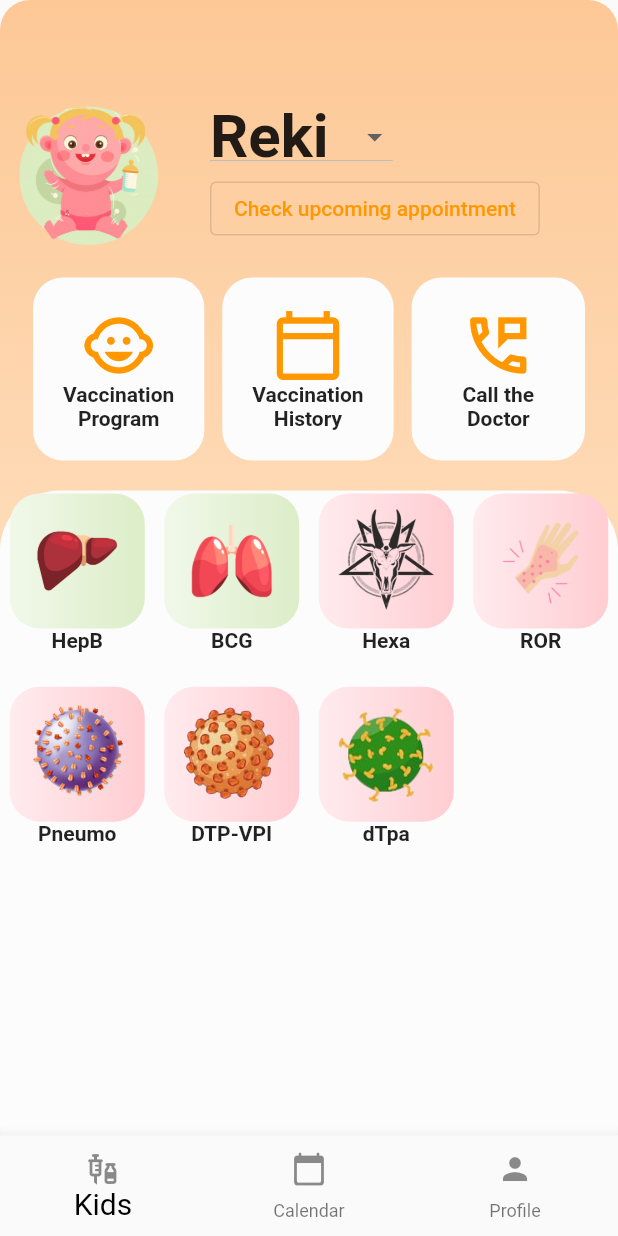
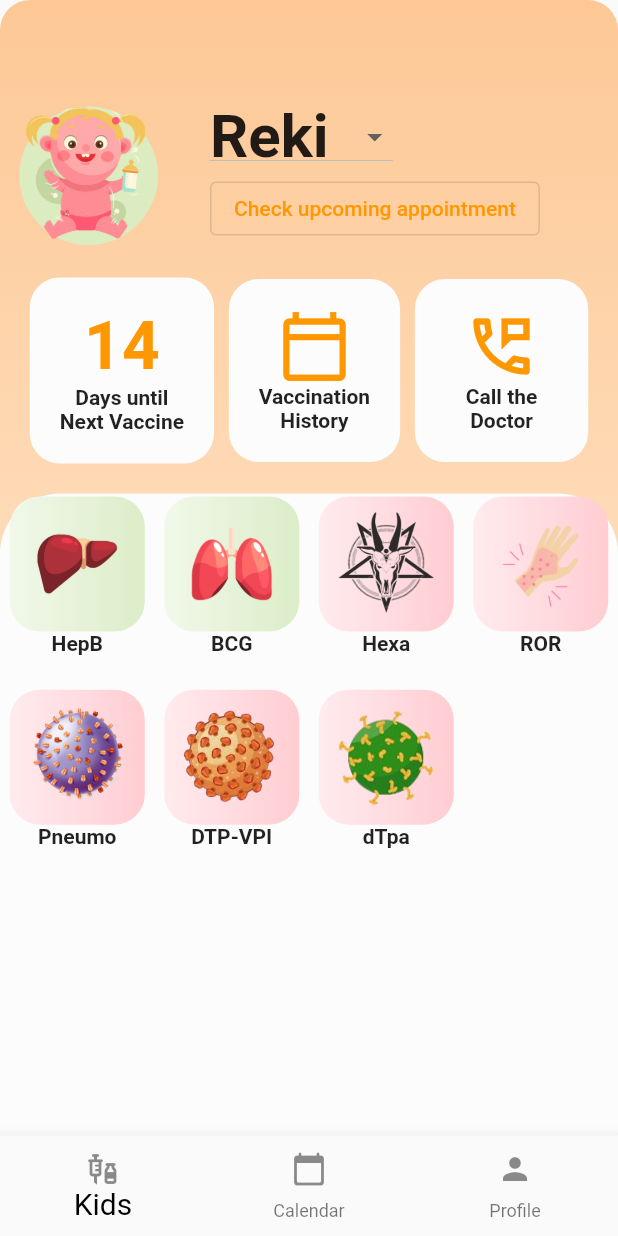
Before and after one commit to bjudob/duckcination, a Flutter app: the screen it shows after launch, on a phone screen of 412 x 824 dp. Run offline on Flutter 3.47's test engine with Material 2 defaults, Android fonts, the phone set to English and light mode, and no system bars; our stand-ins replace countup, firebase_core, settings_ui, table_calendar, video_player; accounts and stored records are empty; Roboto replaces fonts that are missing (Georgia).

Commit message:
small stuff

```diff
--- a/lib/ui/elements/big_button.dart
+++ b/lib/ui/elements/big_button.dart
@@ -15,13 +15,27 @@ class BigButton extends StatefulWidget {
 }
 
 class _BigButtonState extends State<BigButton> {
+  List<Widget> getContent(){
+    if (widget.option=='days'){
+      return [
+        Text('14', style: const TextStyle(fontSize:44,fontWeight: FontWeight.bold, color: Colors.orange),),
+        Text(widget.title.split('-')[0], style: const TextStyle(fontWeight: FontWeight.bold),),
+        Text(widget.title.split('-')[1], style: const TextStyle(fontWeight: FontWeight.bold),),
+      ];
+    }
+    return [
+      Icon(widget.iconData, size: 50, color: Colors.orange,),
+      Text(widget.title.split('-')[0], style: const TextStyle(fontWeight: FontWeight.bold),),
+      Text(widget.title.split('-')[1], style: const TextStyle(fontWeight: FontWeight.bold),),
+    ];
+  }
   @override
   Widget build(BuildContext context) {
     return GestureDetector(
       onTap: () {
         if(widget.option=="call"){
           whoCalledTheDoctor();
-        }else {
+        }else if(widget.option=="history"){
           Navigator.push(
             context,
             MaterialPageRoute(builder: (context) => widget.target_screen),
@@ -43,11 +57,7 @@ class _BigButtonState extends State<BigButton> {
           child: Padding(
             padding: const EdgeInsets.fromLTRB(15,15,15,15),
             child: Column(
-              children: [
-                Icon(widget.iconData, size: 50, color: Colors.orange,),
-                Text(widget.title.split('-')[0], style: const TextStyle(fontWeight: FontWeight.bold),),
-                Text(widget.title.split('-')[1], style: const TextStyle(fontWeight: FontWeight.bold),),
-              ],
+              children: getContent(),
             ),
           ),
         ),
--- a/lib/ui/screens/duck_home.dart
+++ b/lib/ui/screens/duck_home.dart
@@ -94,14 +94,14 @@ class _DuckHomeState extends State<DuckHome> {
                       children: const [
                         BigButton(
                             iconData: Icons.child_care_sharp,
-                            title: "Vaccination-Program",
+                            title: "Days until-Next Vaccine",
                             target_screen: HistoryScreen(),
-                            option: ''),
+                            option: 'days'),
                         BigButton(
                           iconData: Icons.calendar_today_outlined,
                           title: "Vaccination-History",
                           target_screen: HistoryScreen(),
-                          option: '',
+                          option: 'history',
                         ),
                         BigButton(
                           iconData: Icons.perm_phone_msg_outlined,
```
